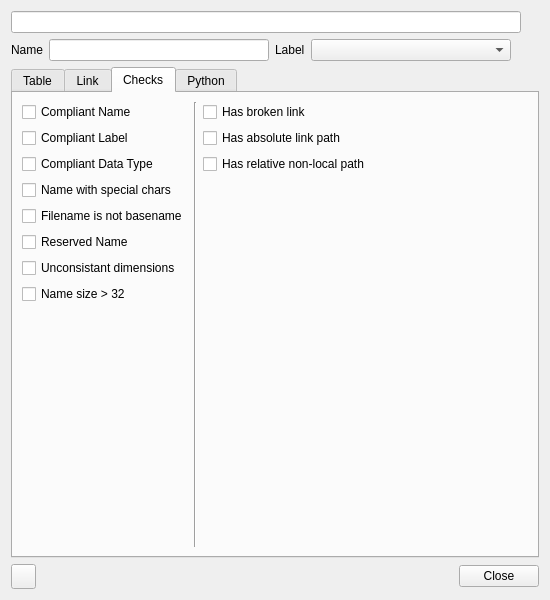
Old version of the form NAVigater/CGNS/NAV/T/Q7FormWindow.ui in the repository pyCGNS/pyCGNS.
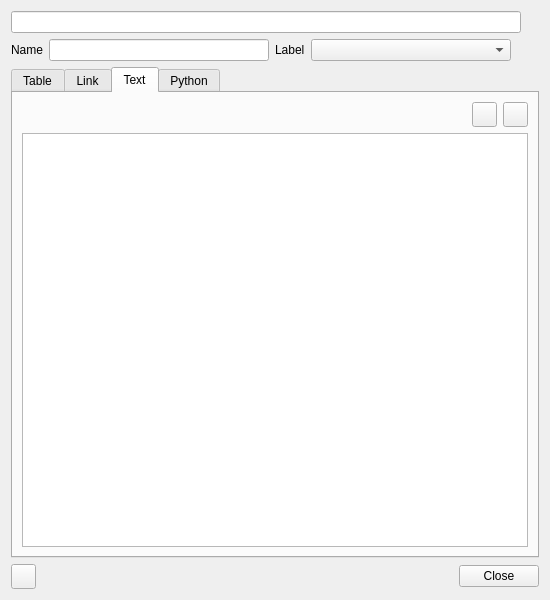
New version of the form. The open tabs and pages were chosen to show the change. Icons and pictures are not drawn. Custom widgets are drawn as their Qt base class.

Commit message: NAV add python editor + generalize queries

```diff
--- a/NAVigater/CGNS/NAV/T/Q7FormWindow.ui
+++ b/NAVigater/CGNS/NAV/T/Q7FormWindow.ui
@@ -793,138 +793,11 @@
          </sizepolicy>
         </property>
         <attribute name="title">
-         <string>Checks</string>
+         <string>Text</string>
         </attribute>
         <layout class="QVBoxLayout" name="verticalLayout_10">
          <item>
           <layout class="QHBoxLayout" name="horizontalLayout_4">
-           <property name="sizeConstraint">
-            <enum>QLayout::SetFixedSize</enum>
-           </property>
-           <item>
-            <layout class="QVBoxLayout" name="verticalLayout_4">
-             <property name="sizeConstraint">
-              <enum>QLayout::SetNoConstraint</enum>
-             </property>
-             <item>
-              <widget class="QCheckBox" name="checkBox_2">
-               <property name="text">
-                <string>Compliant Name</string>
-               </property>
-              </widget>
-             </item>
-             <item>
-              <widget class="QCheckBox" name="checkBox_3">
-               <property name="text">
-                <string>Compliant Label</string>
-               </property>
-              </widget>
-             </item>
-             <item>
-              <widget class="QCheckBox" name="checkBox_4">
-               <property name="text">
-                <string>Compliant Data Type</string>
-               </property>
-              </widget>
-             </item>
-             <item>
-              <widget class="QCheckBox" name="checkBox_17">
-               <property name="text">
-                <string>Name with special chars</string>
-               </property>
-              </widget>
-             </item>
-             <item>
-              <widget class="QCheckBox" name="checkBox_19">
-               <property name="text">
-                <string>Filename is not basename</string>
-               </property>
-              </widget>
-             </item>
-             <item>
-              <widget class="QCheckBox" name="checkBox">
-               <property name="text">
-                <string>Reserved Name</string>
-               </property>
-              </widget>
-             </item>
-             <item>
-              <widget class="QCheckBox" name="checkBox_16">
-               <property name="text">
-                <string>Unconsistant dimensions</string>
-               </property>
-              </widget>
-             </item>
-             <item>
-              <widget class="QCheckBox" name="checkBox_13">
-               <property name="text">
-                <string>Name size &gt; 32</string>
-               </property>
-              </widget>
-             </item>
-             <item>
-              <spacer name="verticalSpacer">
-               <property name="orientation">
-                <enum>Qt::Vertical</enum>
-               </property>
-               <property name="sizeHint" stdset="0">
-                <size>
-                 <width>20</width>
-                 <height>40</height>
-                </size>
-               </property>
-              </spacer>
-             </item>
-            </layout>
-           </item>
-           <item>
-            <widget class="Line" name="line_3">
-             <property name="orientation">
-              <enum>Qt::Vertical</enum>
-             </property>
-            </widget>
-           </item>
-           <item>
-            <layout class="QVBoxLayout" name="verticalLayout_5">
-             <property name="sizeConstraint">
-              <enum>QLayout::SetNoConstraint</enum>
-             </property>
-             <item>
-              <widget class="QCheckBox" name="checkBox_14">
-               <property name="text">
-                <string>Has broken link</string>
-               </property>
-              </widget>
-             </item>
-             <item>
-              <widget class="QCheckBox" name="checkBox_12">
-               <property name="text">
-                <string>Has absolute link path</string>
-               </property>
-              </widget>
-             </item>
-             <item>
-              <widget class="QCheckBox" name="checkBox_15">
-               <property name="text">
-                <string>Has relative non-local path</string>
-               </property>
-              </widget>
-             </item>
-             <item>
-              <spacer name="verticalSpacer_2">
-               <property name="orientation">
-                <enum>Qt::Vertical</enum>
-               </property>
-               <property name="sizeHint" stdset="0">
-                <size>
-                 <width>20</width>
-                 <height>40</height>
-                </size>
-               </property>
-              </spacer>
-             </item>
-            </layout>
-           </item>
            <item>
             <spacer name="horizontalSpacer_3">
              <property name="orientation">
@@ -938,8 +811,57 @@
              </property>
             </spacer>
            </item>
+           <item>
+            <widget class="QPushButton" name="bRevert">
+             <property name="minimumSize">
+              <size>
+               <width>25</width>
+               <height>25</height>
+              </size>
+             </property>
+             <property name="maximumSize">
+              <size>
+               <width>25</width>
+               <height>25</height>
+              </size>
+             </property>
+             <property name="text">
+              <string/>
+             </property>
+             <property name="icon">
+              <iconset resource="../R/Res.qrc">
+               <normaloff>:/images/icons/subtree-sids-failed.gif</normaloff>:/images/icons/subtree-sids-failed.gif</iconset>
+             </property>
+            </widget>
+           </item>
+           <item>
+            <widget class="QPushButton" name="bCommit">
+             <property name="minimumSize">
+              <size>
+               <width>25</width>
+               <height>25</height>
+              </size>
+             </property>
+             <property name="maximumSize">
+              <size>
+               <width>25</width>
+               <height>25</height>
+              </size>
+             </property>
+             <property name="text">
+              <string/>
+             </property>
+             <property name="icon">
+              <iconset resource="../R/Res.qrc">
+               <normaloff>:/images/icons/save-log.gif</normaloff>:/images/icons/save-log.gif</iconset>
+             </property>
+            </widget>
+           </item>
           </layout>
          </item>
+         <item>
+          <widget class="Q7PythonEditor" name="eText"/>
+         </item>
         </layout>
        </widget>
        <widget class="QWidget" name="tPython">
@@ -1219,6 +1141,11 @@
    <extends>QTableView</extends>
    <header>CGNS.NAV.mtable</header>
   </customwidget>
+  <customwidget>
+   <class>Q7PythonEditor</class>
+   <extends>QPlainTextEdit</extends>
+   <header>CGNS.NAV.mtable</header>
+  </customwidget>
  </customwidgets>
  <resources>
   <include location="../R/Res.qrc"/>
```
Left out of the diff: 6 changed lines with no effect on the pictures. The commit also changes 21 other files.
